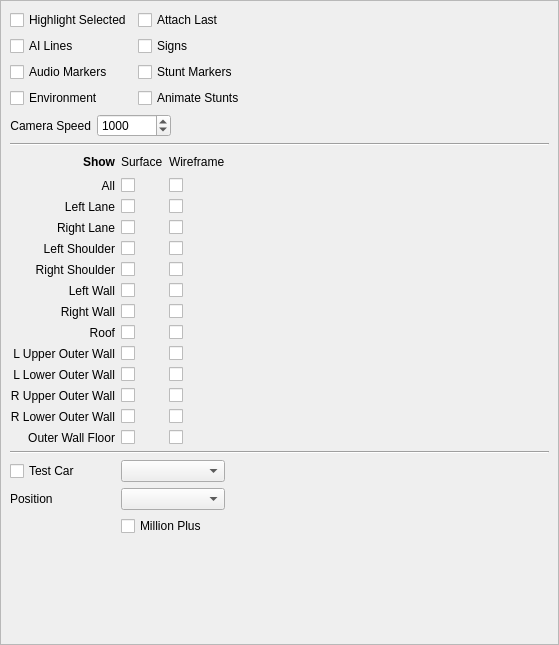
This is TrackEditor/DisplaySettings.ui in Zizin13/Roller as Qt 5 draws it before an edit. The edited form follows.
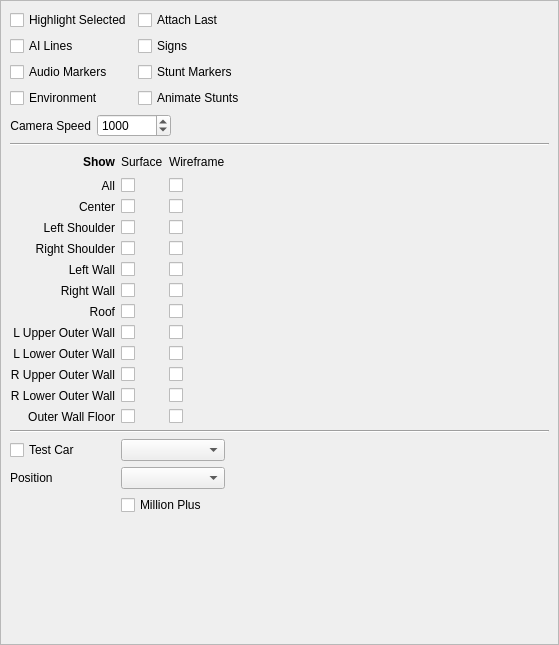
This is the edited form.

Commit message: fixing memory leak, track center surface is treated as one model

Patch:
```diff
--- a/TrackEditor/DisplaySettings.ui
+++ b/TrackEditor/DisplaySettings.ui
@@ -44,27 +44,94 @@
        </rect>
       </property>
       <layout class="QGridLayout" name="gridLayout">
-       <item row="8" column="1">
-        <widget class="QCheckBox" name="ckLShoulderSurface">
+       <item row="5" column="1">
+        <widget class="QCheckBox" name="ckAllSurface">
          <property name="text">
           <string/>
          </property>
         </widget>
        </item>
+       <item row="12" column="1">
+        <widget class="QCheckBox" name="ckLUOWallSurface">
+         <property name="text">
+          <string/>
+         </property>
+        </widget>
+       </item>
+       <item row="12" column="0">
+        <widget class="QLabel" name="lblLUOWall">
+         <property name="text">
+          <string>L Upper Outer Wall</string>
+         </property>
+         <property name="alignment">
+          <set>Qt::AlignRight|Qt::AlignTrailing|Qt::AlignVCenter</set>
+         </property>
+        </widget>
+       </item>
+       <item row="5" column="0">
+        <widget class="QLabel" name="lblAll">
+         <property name="text">
+          <string>All</string>
+         </property>
+         <property name="alignment">
+          <set>Qt::AlignRight|Qt::AlignTrailing|Qt::AlignVCenter</set>
+         </property>
+        </widget>
+       </item>
+       <item row="8" column="2">
+        <widget class="QCheckBox" name="ckRShoulderWireframe">
+         <property name="text">
+          <string/>
+         </property>
+        </widget>
+       </item>
+       <item row="21" column="0">
+        <spacer name="verticalSpacer">
+         <property name="orientation">
+          <enum>Qt::Vertical</enum>
+         </property>
+         <property name="sizeHint" stdset="0">
+          <size>
+           <width>20</width>
+           <height>40</height>
+          </size>
+         </property>
+        </spacer>
+       </item>
+       <item row="15" column="0">
+        <widget class="QLabel" name="lblRLOWall">
+         <property name="text">
+          <string>R Lower Outer Wall</string>
+         </property>
+         <property name="alignment">
+          <set>Qt::AlignRight|Qt::AlignTrailing|Qt::AlignVCenter</set>
+         </property>
+        </widget>
+       </item>
        <item row="11" column="0">
-        <widget class="QLabel" name="lblRWall">
+        <widget class="QLabel" name="lblRoof">
          <property name="text">
-          <string>Right Wall</string>
+          <string>Roof</string>
          </property>
          <property name="alignment">
           <set>Qt::AlignRight|Qt::AlignTrailing|Qt::AlignVCenter</set>
          </property>
         </widget>
        </item>
-       <item row="19" column="1" colspan="2">
-        <widget class="QComboBox" name="cbTestCarType"/>
+       <item row="4" column="3">
+        <spacer name="horizontalSpacer">
+         <property name="orientation">
+          <enum>Qt::Horizontal</enum>
+         </property>
+         <property name="sizeHint" stdset="0">
+          <size>
+           <width>40</width>
+           <height>20</height>
+          </size>
+         </property>
+        </spacer>
        </item>
-       <item row="14" column="0">
+       <item row="13" column="0">
         <widget class="QLabel" name="lblLLOWall">
          <property name="text">
           <string>L Lower Outer Wall</string>
@@ -74,7 +141,58 @@
          </property>
         </widget>
        </item>
+       <item row="10" column="1">
+        <widget class="QCheckBox" name="ckRWallSurface">
+         <property name="text">
+          <string/>
+         </property>
+        </widget>
+       </item>
+       <item row="17" column="0" colspan="4">
+        <widget class="Line" name="line_2">
+         <property name="orientation">
+          <enum>Qt::Horizontal</enum>
+         </property>
+        </widget>
+       </item>
        <item row="10" column="0">
+        <widget class="QLabel" name="lblRWall">
+         <property name="text">
+          <string>Right Wall</string>
+         </property>
+         <property name="alignment">
+          <set>Qt::AlignRight|Qt::AlignTrailing|Qt::AlignVCenter</set>
+         </property>
+        </widget>
+       </item>
+       <item row="16" column="0">
+        <widget class="QLabel" name="lblOWallFloor">
+         <property name="text">
+          <string>Outer Wall Floor</string>
+         </property>
+         <property name="alignment">
+          <set>Qt::AlignRight|Qt::AlignTrailing|Qt::AlignVCenter</set>
+         </property>
+        </widget>
+       </item>
+       <item row="7" column="0">
+        <widget class="QLabel" name="lblLShoulder">
+         <property name="text">
+          <string>Left Shoulder</string>
+         </property>
+         <property name="alignment">
+          <set>Qt::AlignRight|Qt::AlignTrailing|Qt::AlignVCenter</set>
+         </property>
+        </widget>
+       </item>
+       <item row="7" column="2">
+        <widget class="QCheckBox" name="ckLShoulderWireframe">
+         <property name="text">
+          <string/>
+         </property>
+        </widget>
+       </item>
+       <item row="9" column="0">
         <widget class="QLabel" name="lblLWall">
          <property name="text">
           <string>Left Wall</string>
@@ -84,247 +202,50 @@
          </property>
         </widget>
        </item>
-       <item row="19" column="0">
-        <widget class="QCheckBox" name="ckTestCar">
+       <item row="16" column="2">
+        <widget class="QCheckBox" name="ckOWallFloorWireframe">
          <property name="text">
-          <string>Test Car</string>
-         </property>
-        </widget>
-       </item>
-       <item row="4" column="2">
-        <widget class="QLabel" name="label_2">
-         <property name="text">
-          <string>Wireframe</string>
-         </property>
-        </widget>
-       </item>
-       <item row="7" column="2">
-        <widget class="QCheckBox" name="ckRLaneWireframe">
-         <property name="text">
           <string/>
          </property>
         </widget>
        </item>
-       <item row="16" column="0">
-        <widget class="QLabel" name="lblRLOWall">
-         <property name="text">
-          <string>R Lower Outer Wall</string>
-         </property>
-         <property name="alignment">
-          <set>Qt::AlignRight|Qt::AlignTrailing|Qt::AlignVCenter</set>
-         </property>
-        </widget>
-       </item>
-       <item row="13" column="2">
-        <widget class="QCheckBox" name="ckLUOWallWireframe">
-         <property name="text">
-          <string/>
-         </property>
-        </widget>
-       </item>
-       <item row="12" column="0">
-        <widget class="QLabel" name="lblRoof">
-         <property name="text">
-          <string>Roof</string>
-         </property>
-         <property name="alignment">
-          <set>Qt::AlignRight|Qt::AlignTrailing|Qt::AlignVCenter</set>
-         </property>
-        </widget>
-       </item>
-       <item row="14" column="1">
-        <widget class="QCheckBox" name="ckLLOWallSurface">
-         <property name="text">
-          <string/>
-         </property>
-        </widget>
-       </item>
-       <item row="15" column="1">
-        <widget class="QCheckBox" name="ckRUOWallSurface">
-         <property name="text">
-          <string/>
-         </property>
-        </widget>
-       </item>
-       <item row="4" column="0">
-        <widget class="QLabel" name="label_16">
-         <property name="font">
-          <font>
-           <weight>75</weight>
-           <bold>true</bold>
-          </font>
-         </property>
-         <property name="text">
-          <string>Show</string>
-         </property>
-         <property name="alignment">
-          <set>Qt::AlignRight|Qt::AlignTrailing|Qt::AlignVCenter</set>
-         </property>
-        </widget>
-       </item>
        <item row="9" column="1">
-        <widget class="QCheckBox" name="ckRShoulderSurface">
-         <property name="text">
-          <string/>
-         </property>
-        </widget>
-       </item>
-       <item row="12" column="1">
-        <widget class="QCheckBox" name="ckRoofSurface">
-         <property name="text">
-          <string/>
-         </property>
-        </widget>
-       </item>
-       <item row="12" column="2">
-        <widget class="QCheckBox" name="ckRoofWireframe">
-         <property name="text">
-          <string/>
-         </property>
-        </widget>
-       </item>
-       <item row="8" column="2">
-        <widget class="QCheckBox" name="ckLShoulderWireframe">
-         <property name="text">
-          <string/>
-         </property>
-        </widget>
-       </item>
-       <item row="20" column="1" colspan="2">
-        <widget class="QComboBox" name="cbTestCarPos"/>
-       </item>
-       <item row="4" column="1">
-        <widget class="QLabel" name="label">
-         <property name="text">
-          <string>Surface</string>
-         </property>
-        </widget>
-       </item>
-       <item row="16" column="1">
-        <widget class="QCheckBox" name="ckRLOWallSurface">
-         <property name="text">
-          <string/>
-         </property>
-        </widget>
-       </item>
-       <item row="14" column="2">
-        <widget class="QCheckBox" name="ckLLOWallWireframe">
-         <property name="text">
-          <string/>
-         </property>
-        </widget>
-       </item>
-       <item row="10" column="1">
         <widget class="QCheckBox" name="ckLWallSurface">
          <property name="text">
           <string/>
          </property>
         </widget>
        </item>
-       <item row="6" column="0">
-        <widget class="QLabel" name="lblLLane">
-         <property name="text">
-          <string>Left Lane</string>
-         </property>
-         <property name="alignment">
-          <set>Qt::AlignRight|Qt::AlignTrailing|Qt::AlignVCenter</set>
-         </property>
-        </widget>
-       </item>
-       <item row="15" column="2">
-        <widget class="QCheckBox" name="ckRUOWallWireframe">
-         <property name="text">
-          <string/>
-         </property>
-        </widget>
-       </item>
-       <item row="6" column="1">
-        <widget class="QCheckBox" name="ckLLaneSurface">
-         <property name="text">
-          <string/>
-         </property>
-        </widget>
-       </item>
-       <item row="17" column="0">
-        <widget class="QLabel" name="lblOWallFloor">
-         <property name="text">
-          <string>Outer Wall Floor</string>
-         </property>
-         <property name="alignment">
-          <set>Qt::AlignRight|Qt::AlignTrailing|Qt::AlignVCenter</set>
-         </property>
-        </widget>
-       </item>
-       <item row="5" column="1">
-        <widget class="QCheckBox" name="ckAllSurface">
-         <property name="text">
-          <string/>
-         </property>
-        </widget>
-       </item>
-       <item row="11" column="2">
-        <widget class="QCheckBox" name="ckRWallWireframe">
-         <property name="text">
-          <string/>
-         </property>
-        </widget>
-       </item>
        <item row="6" column="2">
-        <widget class="QCheckBox" name="ckLLaneWireframe">
+        <widget class="QCheckBox" name="ckCenterWireframe">
          <property name="text">
           <string/>
          </property>
         </widget>
        </item>
-       <item row="20" column="0">
-        <widget class="QLabel" name="label_3">
+       <item row="6" column="1">
+        <widget class="QCheckBox" name="ckCenterSurface">
          <property name="text">
-          <string>Position</string>
+          <string/>
          </property>
-         <property name="alignment">
-          <set>Qt::AlignLeading|Qt::AlignLeft|Qt::AlignVCenter</set>
-         </property>
         </widget>
        </item>
-       <item row="15" column="0">
-        <widget class="QLabel" name="lblRUOWall">
+       <item row="11" column="1">
+        <widget class="QCheckBox" name="ckRoofSurface">
          <property name="text">
-          <string>R Upper Outer Wall</string>
+          <string/>
          </property>
-         <property name="alignment">
-          <set>Qt::AlignRight|Qt::AlignTrailing|Qt::AlignVCenter</set>
-         </property>
         </widget>
        </item>
-       <item row="17" column="2">
-        <widget class="QCheckBox" name="ckOWallFloorWireframe">
+       <item row="13" column="1">
+        <widget class="QCheckBox" name="ckLLOWallSurface">
          <property name="text">
           <string/>
          </property>
         </widget>
        </item>
        <item row="10" column="2">
-        <widget class="QCheckBox" name="ckLWallWireframe">
-         <property name="text">
-          <string/>
-         </property>
-        </widget>
-       </item>
-       <item row="22" column="0">
-        <spacer name="verticalSpacer">
-         <property name="orientation">
-          <enum>Qt::Vertical</enum>
-         </property>
-         <property name="sizeHint" stdset="0">
-          <size>
-           <width>20</width>
-           <height>40</height>
-          </size>
-         </property>
-        </spacer>
-       </item>
-       <item row="7" column="1">
-        <widget class="QCheckBox" name="ckRLaneSurface">
+        <widget class="QCheckBox" name="ckRWallWireframe">
          <property name="text">
           <string/>
          </property>
@@ -452,23 +373,65 @@
          </item>
         </layout>
        </item>
-       <item row="8" column="0">
-        <widget class="QLabel" name="lblLShoulder">
+       <item row="14" column="0">
+        <widget class="QLabel" name="lblRUOWall">
          <property name="text">
-          <string>Left Shoulder</string>
+          <string>R Upper Outer Wall</string>
          </property>
          <property name="alignment">
           <set>Qt::AlignRight|Qt::AlignTrailing|Qt::AlignVCenter</set>
          </property>
         </widget>
        </item>
-       <item row="9" column="0">
-        <widget class="QLabel" name="lblRShoulder">
+       <item row="18" column="0">
+        <widget class="QCheckBox" name="ckTestCar">
          <property name="text">
-          <string>Right Shoulder</string>
+          <string>Test Car</string>
          </property>
-         <property name="alignment">
-          <set>Qt::AlignRight|Qt::AlignTrailing|Qt::AlignVCenter</set>
+        </widget>
+       </item>
+       <item row="18" column="1" colspan="2">
+        <widget class="QComboBox" name="cbTestCarType"/>
+       </item>
+       <item row="20" column="1" colspan="2">
+        <widget class="QCheckBox" name="ckMillionPlus">
+         <property name="text">
+          <string>Million Plus</string>
+         </property>
+        </widget>
+       </item>
+       <item row="3" column="0" colspan="4">
+        <widget class="Line" name="line">
+         <property name="orientation">
+          <enum>Qt::Horizontal</enum>
+         </property>
+        </widget>
+       </item>
+       <item row="12" column="2">
+        <widget class="QCheckBox" name="ckLUOWallWireframe">
+         <property name="text">
+          <string/>
+         </property>
+        </widget>
+       </item>
+       <item row="4" column="1">
+        <widget class="QLabel" name="label">
+         <property name="text">
+          <string>Surface</string>
+         </property>
+        </widget>
+       </item>
+       <item row="16" column="1">
+        <widget class="QCheckBox" name="ckOWallFloorSurface">
+         <property name="text">
+          <string/>
+         </property>
+        </widget>
+       </item>
+       <item row="8" column="1">
+        <widget class="QCheckBox" name="ckRShoulderSurface">
+         <property name="text">
+          <string/>
          </property>
         </widget>
        </item>
@@ -479,105 +442,118 @@
          </property>
         </widget>
        </item>
+       <item row="13" column="2">
+        <widget class="QCheckBox" name="ckLLOWallWireframe">
+         <property name="text">
+          <string/>
+         </property>
+        </widget>
+       </item>
        <item row="9" column="2">
-        <widget class="QCheckBox" name="ckRShoulderWireframe">
+        <widget class="QCheckBox" name="ckLWallWireframe">
          <property name="text">
           <string/>
          </property>
         </widget>
        </item>
-       <item row="5" column="0">
-        <widget class="QLabel" name="lblAll">
-         <property name="text">
-          <string>All</string>
+       <item row="4" column="0">
+        <widget class="QLabel" name="label_16">
+         <property name="font">
+          <font>
+           <weight>75</weight>
+           <bold>true</bold>
+          </font>
          </property>
-         <property name="alignment">
-          <set>Qt::AlignRight|Qt::AlignTrailing|Qt::AlignVCenter</set>
-         </property>
-        </widget>
-       </item>
-       <item row="17" column="1">
-        <widget class="QCheckBox" name="ckOWallFloorSurface">
          <property name="text">
-          <string/>
+          <string>Show</string>
          </property>
-        </widget>
-       </item>
-       <item row="7" column="0">
-        <widget class="QLabel" name="lblRLane">
-         <property name="text">
-          <string>Right Lane</string>
-         </property>
          <property name="alignment">
           <set>Qt::AlignRight|Qt::AlignTrailing|Qt::AlignVCenter</set>
          </property>
         </widget>
        </item>
-       <item row="4" column="3">
-        <spacer name="horizontalSpacer">
-         <property name="orientation">
-          <enum>Qt::Horizontal</enum>
-         </property>
-         <property name="sizeHint" stdset="0">
-          <size>
-           <width>40</width>
-           <height>20</height>
-          </size>
-         </property>
-        </spacer>
-       </item>
-       <item row="11" column="1">
-        <widget class="QCheckBox" name="ckRWallSurface">
-         <property name="text">
-          <string/>
-         </property>
-        </widget>
-       </item>
-       <item row="3" column="0" colspan="4">
-        <widget class="Line" name="line">
-         <property name="orientation">
-          <enum>Qt::Horizontal</enum>
-         </property>
-        </widget>
-       </item>
-       <item row="13" column="1">
-        <widget class="QCheckBox" name="ckLUOWallSurface">
-         <property name="text">
-          <string/>
-         </property>
-        </widget>
-       </item>
-       <item row="21" column="1" colspan="2">
-        <widget class="QCheckBox" name="ckMillionPlus">
-         <property name="text">
-          <string>Million Plus</string>
-         </property>
-        </widget>
-       </item>
-       <item row="18" column="0" colspan="4">
-        <widget class="Line" name="line_2">
-         <property name="orientation">
-          <enum>Qt::Horizontal</enum>
-         </property>
-        </widget>
-       </item>
-       <item row="13" column="0">
-        <widget class="QLabel" name="lblLUOWall">
-         <property name="text">
-          <string>L Upper Outer Wall</string>
-         </property>
-         <property name="alignment">
-          <set>Qt::AlignRight|Qt::AlignTrailing|Qt::AlignVCenter</set>
-         </property>
-        </widget>
-       </item>
-       <item row="16" column="2">
+       <item row="15" column="2">
         <widget class="QCheckBox" name="ckRLOWallWireframe">
          <property name="text">
           <string/>
          </property>
         </widget>
        </item>
+       <item row="19" column="1" colspan="2">
+        <widget class="QComboBox" name="cbTestCarPos"/>
+       </item>
+       <item row="7" column="1">
+        <widget class="QCheckBox" name="ckLShoulderSurface">
+         <property name="text">
+          <string/>
+         </property>
+        </widget>
+       </item>
+       <item row="14" column="2">
+        <widget class="QCheckBox" name="ckRUOWallWireframe">
+         <property name="text">
+          <string/>
+         </property>
+        </widget>
+       </item>
+       <item row="11" column="2">
+        <widget class="QCheckBox" name="ckRoofWireframe">
+         <property name="text">
+          <string/>
+         </property>
+        </widget>
+       </item>
+       <item row="4" column="2">
+        <widget class="QLabel" name="label_2">
+         <property name="text">
+          <string>Wireframe</string>
+         </property>
+        </widget>
+       </item>
+       <item row="8" column="0">
+        <widget class="QLabel" name="lblRShoulder">
+         <property name="text">
+          <string>Right Shoulder</string>
+         </property>
+         <property name="alignment">
+          <set>Qt::AlignRight|Qt::AlignTrailing|Qt::AlignVCenter</set>
+         </property>
+        </widget>
+       </item>
+       <item row="6" column="0">
+        <widget class="QLabel" name="lblLLane">
+         <property name="text">
+          <string>Center</string>
+         </property>
+         <property name="alignment">
+          <set>Qt::AlignRight|Qt::AlignTrailing|Qt::AlignVCenter</set>
+         </property>
+        </widget>
+       </item>
+       <item row="19" column="0">
+        <widget class="QLabel" name="label_3">
+         <property name="text">
+          <string>Position</string>
+         </property>
+         <property name="alignment">
+          <set>Qt::AlignLeading|Qt::AlignLeft|Qt::AlignVCenter</set>
+         </property>
+        </widget>
+       </item>
+       <item row="14" column="1">
+        <widget class="QCheckBox" name="ckRUOWallSurface">
+         <property name="text">
+          <string/>
+         </property>
+        </widget>
+       </item>
+       <item row="15" column="1">
+        <widget class="QCheckBox" name="ckRLOWallSurface">
+         <property name="text">
+          <string/>
+         </property>
+        </widget>
+       </item>
       </layout>
      </widget>
     </widget>
```
The commit also changes 8 other files.
